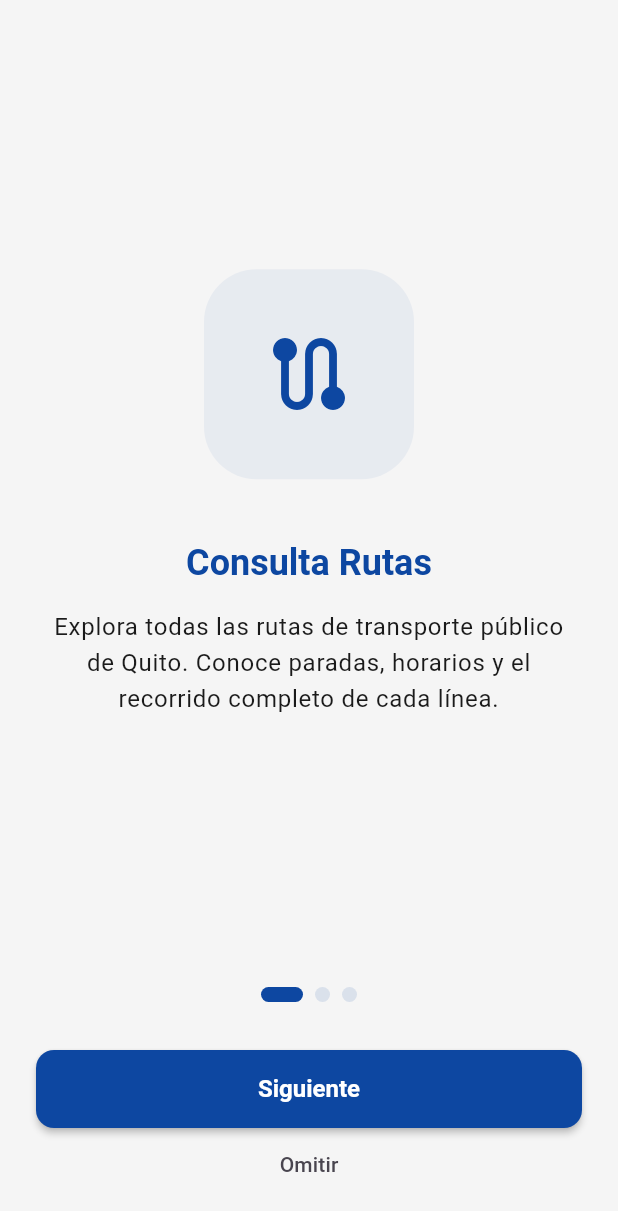
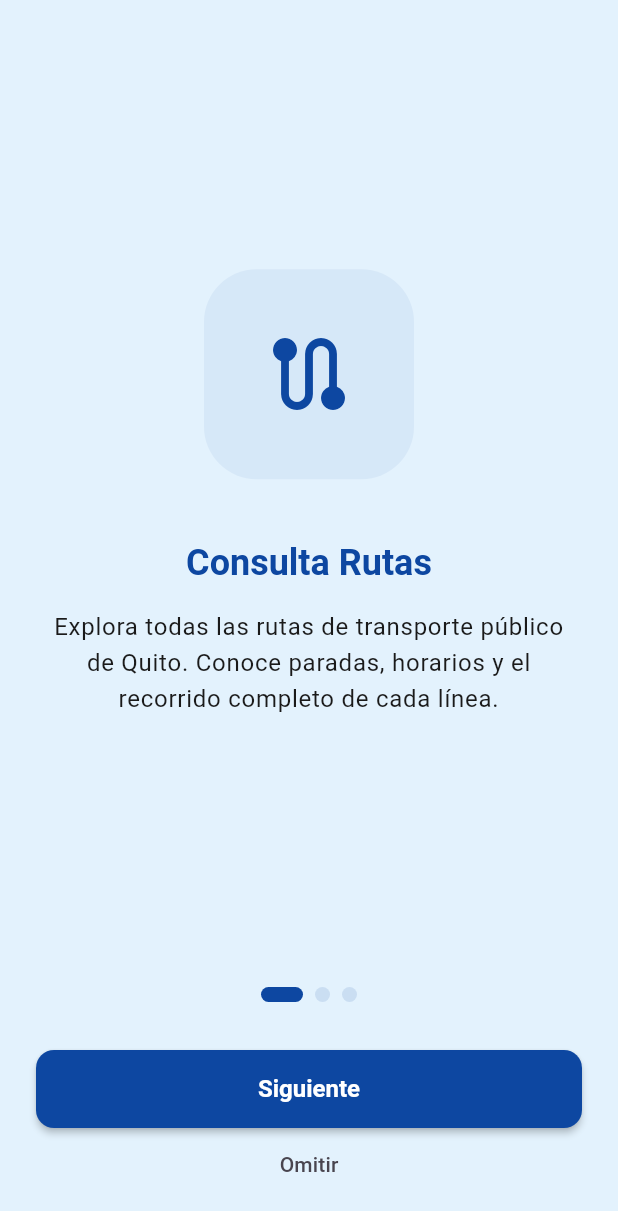
Before and after one commit to Yandri-99/GestionTransporteAndroid, a Flutter app: the screen it shows after launch, on a phone screen of 412 x 824 dp. Shown: the top 1211 px of the screen. Run offline on Flutter 3.47's test engine with Material 3 defaults, Android fonts, the phone set to English and light mode, and no system bars; our stand-ins replace dio, flutter_map, flutter_secure_storage, latlong2, shared_preferences; accounts and stored records are empty.

Commit message:
feat: light blue background (#E3F2FD)

```diff
--- a/lib/theme/app_colors.dart
+++ b/lib/theme/app_colors.dart
@@ -11,7 +11,7 @@ class AppColors {
   static const Color error = Color(0xFFD32F2F);
   static const Color warning = Color(0xFFFFA000);
   static const Color success = Color(0xFF2E7D32);
-  static const Color surface = Color(0xFFF5F5F5);
+  static const Color surface = Color(0xFFE3F2FD);
   static const Color surfaceContainer = Color(0xFFFFFFFF);
   static const Color onPrimary = Colors.white;
   static const Color onSecondary = Colors.white;
```
